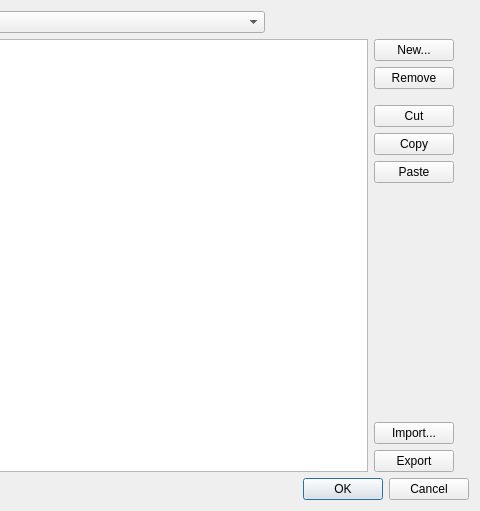
KDE/latte-dock, file app/settings/viewsdialog/viewsdialog.ui: the form before one commit; both pictures show x 296 to 776 and y 0 to 511 of the 776 by 511 pixel window.
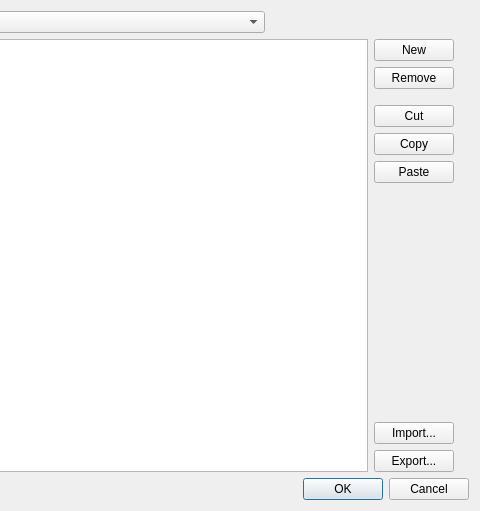
The form after the commit. Icons and pictures are not drawn.

Commit message: provide Views SubDialog in settings window

Diff of the .ui file:
```diff
--- a/app/settings/viewsdialog/viewsdialog.ui
+++ b/app/settings/viewsdialog/viewsdialog.ui
@@ -110,7 +110,7 @@
            <item>
             <widget class="QPushButton" name="newBtn">
              <property name="text">
-              <string notr="true">New...</string>
+              <string notr="true">New</string>
              </property>
              <property name="icon">
               <iconset theme="add"/>
@@ -202,7 +202,7 @@
            <item>
             <widget class="QPushButton" name="exportBtn">
              <property name="text">
-              <string notr="true">Export</string>
+              <string notr="true">Export...</string>
              </property>
              <property name="icon">
               <iconset theme="document-export"/>
```
Left out of the diff: 21 changed lines with no effect on the pictures. The commit also changes 6 other files.
